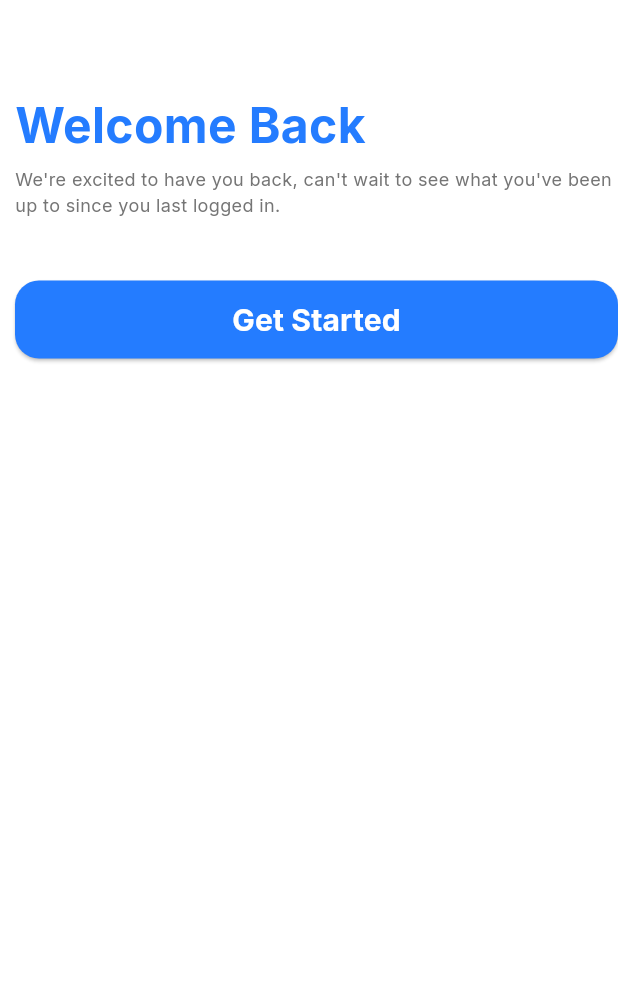
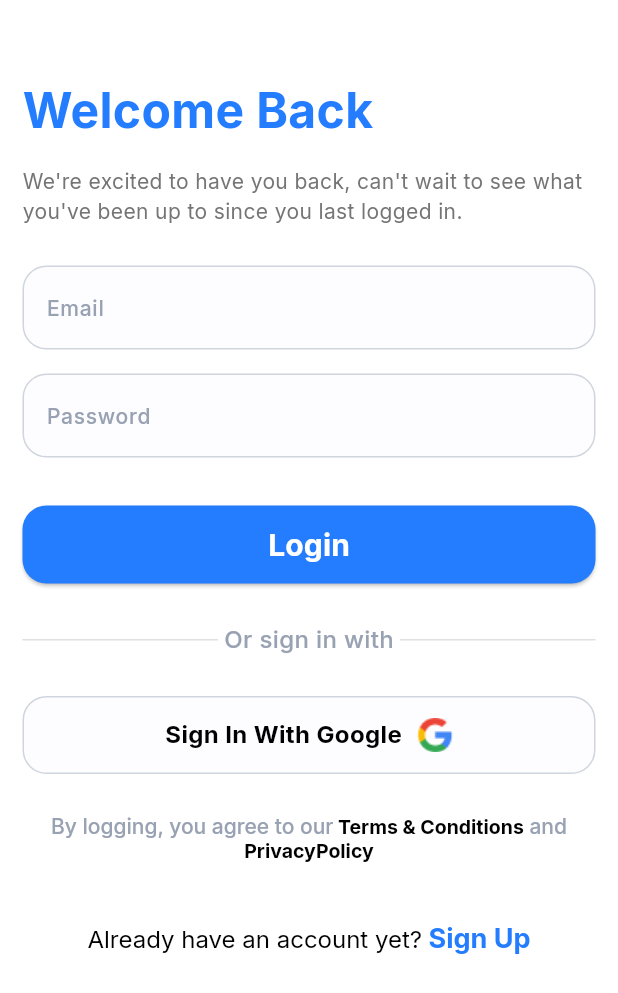
Before and after one commit to AyaNasserEzat/doctor_appointment_app, a Flutter app: the screen it shows after launch, after a tap on "Get Started", on a phone screen of 412 x 824 dp. Shown: the top 993 px of the screen. Run offline on Flutter 3.47's test engine with Material 3 defaults, Android fonts, the phone set to English and light mode, and no system bars; our stand-ins replace flutter_svg.

Commit message:
feat(ui):add login screen

```diff
--- a/lib/core/utils/app_colors.dart
+++ b/lib/core/utils/app_colors.dart
@@ -36,7 +36,8 @@ class AppColors {
 
   //  Neutrals (UI & Borders)
   static const Color border = Color(0xFFD0D5DD);
-  static const Color divider = Color(0xFFEAECF0);
+  static const Color divider = Color(0xFFE0E0E0);
+  static const Color textfieldfillColor = Color(0xffFDFDFF);
   static const Color card = Color(0xFFF2F4F7);
   static const Color shadow = Color(0xFFB2B2B2);
 }
--- a/lib/core/utils/app_images.dart
+++ b/lib/core/utils/app_images.dart
@@ -2,4 +2,5 @@ class AppImages {
   static const String appLogo="assets/svgs/docdoc_logo.svg";
   static const String appLogoLowOpcity="assets/svgs/docdoc_logo_low_opacity.svg";
   static const String onBordinDoctor="assets/images/onboarding_doctor.png";
+  static const String googlIcon="assets/images/googl_icon.png";
 }
--- a/lib/core/utils/app_strings.dart
+++ b/lib/core/utils/app_strings.dart
@@ -6,17 +6,21 @@ class AppStrings {
 
   static const String getStarted = "Get Started";
   static const String welcomBack = "Welcome Back";
-  static const String login = "login";
+  static const String login = "Login";
   static const String loginSubTitle =
       "We're excited to have you back, can't wait to see what you've been up to since you last logged in.";
   static const String email = "Email";
   static const String password = "Password";
   static const String orSignWith = "Or sign in with";
-  static const String agreeTerms =
-      "By logging, you agree to our  Terms & Conditions and PrivacyPolicy.";
-  static const String aleardyHaveAnAccount = "Already have an account yet";
+  static const String agreeTerms = "By logging, you agree to our";
+  static const String termsAndCondition = "Terms & Conditions";
+  static const String and = "and";
+  static const String privacyPolicy = "PrivacyPolicy";
+  static const String aleardyHaveAnAccount = "Already have an account yet?";
   static const String signUp = "Sign Up";
   static const String createAccount = "Create Account";
   static const String sinUpSubTitle =
       "Sign up now and start exploring all that our app has to offer. We're excited to welcome you to our community!";
+
+  static const String signInWithGoogle = "Sign In With Google";
 }
--- a/lib/core/utils/app_text_styles.dart
+++ b/lib/core/utils/app_text_styles.dart
@@ -48,8 +48,15 @@ class AppTextStyles {
 
   static const TextStyle interRegular14 = TextStyle(
     fontFamily: 'Inter',
+    color: AppColors.textgrey,
     fontWeight: FontWeight.w400,
     fontSize: 14,
+  );
+   static const TextStyle interRegular16 = TextStyle(
+    fontFamily: 'Inter',
+    color: AppColors.black,
+    fontWeight: FontWeight.w400,
+    fontSize: 16,
   );
 
   static const TextStyle interMedium12 = TextStyle(
@@ -60,6 +67,7 @@ class AppTextStyles {
 
   static const TextStyle interMedium14 = TextStyle(
     fontFamily: 'Inter',
+    color: AppColors.textMuted,
     fontWeight: FontWeight.w500,
     fontSize: 14,
   );
@@ -73,11 +81,13 @@ class AppTextStyles {
   static const TextStyle interBold14 = TextStyle(
     fontFamily: 'Inter',
     fontWeight: FontWeight.w700,
-    fontSize: 14,
+    color: AppColors.black,
+    fontSize: 13,
   );
 
   static const TextStyle interBold16 = TextStyle(
     fontFamily: 'Inter',
+    color: AppColors.black,
     fontWeight: FontWeight.w700,
     fontSize: 16,
   );
@@ -85,17 +95,20 @@ class AppTextStyles {
   static const TextStyle interMedium16 = TextStyle(
     fontFamily: 'Inter',
     fontWeight: FontWeight.w500,
+    color: AppColors.textMuted,
     fontSize: 16,
   );
 
   static const TextStyle interBold18 = TextStyle(
     fontFamily: 'Inter',
+    color: AppColors.blue,
     fontWeight: FontWeight.w700,
     fontSize: 18,
   );
 
   static const TextStyle interMedium18 = TextStyle(
     fontFamily: 'Inter',
+    color: AppColors.textMuted,
     fontWeight: FontWeight.w500,
     fontSize: 18,
   );
@@ -120,6 +133,7 @@ class AppTextStyles {
 
   static const TextStyle interMedium20 = TextStyle(
     fontFamily: 'Inter',
+    color: AppColors.textMuted,
     fontWeight: FontWeight.w500,
     fontSize: 20,
   );
@@ -133,11 +147,13 @@ class AppTextStyles {
   static const TextStyle interSemiBold14 = TextStyle(
     fontFamily: 'Inter',
     fontWeight: FontWeight.w600,
+    color: AppColors.textMuted,
     fontSize: 14,
   );
 
   static const TextStyle interSemiBold16 = TextStyle(
     fontFamily: 'Inter',
+    color: AppColors.textMuted,
     fontWeight: FontWeight.w600,
     fontSize: 16,
   );
--- /dev/null
+++ b/lib/core/widgets/custom_text_form_field.dart
@@ -0,0 +1,27 @@
+import 'package:doctor_appointment/core/utils/app_colors.dart';
+import 'package:doctor_appointment/core/utils/app_text_styles.dart';
+import 'package:flutter/material.dart';
+
+class CustomTextFormField extends StatelessWidget {
+  const CustomTextFormField({super.key, required this.hintText});
+  final String hintText;
+  @override
+  Widget build(BuildContext context) {
+    return TextFormField(
+      decoration: InputDecoration(
+        hintText: hintText,
+        hintStyle: AppTextStyles.interMedium14,
+        filled: true,
+        fillColor: AppColors.textfieldfillColor,
+        enabledBorder: OutlineInputBorder(
+          borderRadius: BorderRadius.circular(16),
+          borderSide: BorderSide(color: AppColors.border, width: 1),
+        ),
+        focusedBorder: OutlineInputBorder(
+          borderRadius: BorderRadius.circular(16),
+          borderSide: BorderSide(color: AppColors.border, width: 1),
+        ),
+      ),
+    );
+  }
+}
--- a/lib/feature/login/prsentation/screens/login_screen.dart
+++ b/lib/feature/login/prsentation/screens/login_screen.dart
@@ -1,8 +1,10 @@
-import 'package:doctor_appointment/core/helper/extension.dart';
-import 'package:doctor_appointment/core/routing/routes.dart';
 import 'package:doctor_appointment/core/utils/app_strings.dart';
 import 'package:doctor_appointment/core/utils/app_text_styles.dart';
-import 'package:doctor_appointment/core/widgets/button.dart';
+import 'package:doctor_appointment/feature/login/prsentation/screens/widgets/agree_terms_and_condition.dart';
+import 'package:doctor_appointment/feature/login/prsentation/screens/widgets/aleardy_have_an_account_widget.dart';
+import 'package:doctor_appointment/feature/login/prsentation/screens/widgets/login_form.dart';
+import 'package:doctor_appointment/feature/login/prsentation/screens/widgets/or_sign_in_with.dart';
+import 'package:doctor_appointment/feature/login/prsentation/screens/widgets/sign_in_with_google_widget.dart';
 import 'package:flutter/material.dart';
 
 class LoginScreen extends StatelessWidget {
@@ -10,27 +12,31 @@ class LoginScreen extends StatelessWidget {
 
   @override
   Widget build(BuildContext context) {
-     return SafeArea(
+    return SafeArea(
       child: Scaffold(
         body: SingleChildScrollView(
           child: Padding(
-            padding: EdgeInsets.only(top: 60, bottom: 24,left: 10,),
+            padding: EdgeInsets.only(top: 50, bottom: 24, left: 15, right: 15),
             child: Column(
               crossAxisAlignment: CrossAxisAlignment.start,
               spacing: 5,
               children: [
-               Text(AppStrings.welcomBack,style: AppTextStyles.interBold32,),
-               Text(AppStrings.loginSubTitle,style: AppTextStyles.interRegular12,),
-                SizedBox(height: 32,),
-
-
-
-                Button(
-                  text: AppStrings.getStarted,
-                  onPressed: () {
-                    context.pushNamed(Routes.loginScreen);
-                  },
+                Text(AppStrings.welcomBack, style: AppTextStyles.interBold32),
+                SizedBox(height: 5),
+                Text(
+                  AppStrings.loginSubTitle,
+                  style: AppTextStyles.interRegular14,
                 ),
+                SizedBox(height: 16),
+                LoginForm(),
+                SizedBox(height: 16),
+                OrSignInWithRow(),
+                SizedBox(height: 16),
+                SignInWithGoogleWidget(),
+                SizedBox(height: 16),
+                AgreeTermsAndCondtionWidget(),
+                SizedBox(height: 30),
+                AleardyHaveAnAccountWidget()
               ],
             ),
           ),
--- /dev/null
+++ b/lib/feature/login/prsentation/screens/widgets/agree_terms_and_condition.dart
@@ -0,0 +1,36 @@
+import 'package:doctor_appointment/core/utils/app_strings.dart';
+import 'package:doctor_appointment/core/utils/app_text_styles.dart';
+import 'package:flutter/gestures.dart';
+import 'package:flutter/material.dart';
+
+class AgreeTermsAndCondtionWidget extends StatelessWidget {
+  const AgreeTermsAndCondtionWidget({super.key});
+
+  @override
+  Widget build(BuildContext context) {
+    return RichText(
+      textAlign: TextAlign.center,
+      text: TextSpan(
+        text: AppStrings.agreeTerms,
+        style: AppTextStyles.interMedium14,
+        children: [
+          TextSpan(
+            text: ' ${AppStrings.termsAndCondition}',
+            style: AppTextStyles.interBold14,
+            recognizer: TapGestureRecognizer()..onTap = () {},
+          ),
+          TextSpan(
+            text: ' ${AppStrings.and}',
+            style: AppTextStyles.interMedium14,
+            recognizer: TapGestureRecognizer()..onTap = () {},
+          ),
+          TextSpan(
+            text: ' ${AppStrings.privacyPolicy}',
+            style: AppTextStyles.interBold14,
+            recognizer: TapGestureRecognizer()..onTap = () {},
+          ),
+        ],
+      ),
+    );
+  }
+}
--- /dev/null
+++ b/lib/feature/login/prsentation/screens/widgets/aleardy_have_an_account_widget.dart
@@ -0,0 +1,28 @@
+import 'package:doctor_appointment/core/utils/app_strings.dart';
+import 'package:doctor_appointment/core/utils/app_text_styles.dart';
+import 'package:flutter/gestures.dart';
+import 'package:flutter/material.dart';
+
+class AleardyHaveAnAccountWidget extends StatelessWidget {
+  const AleardyHaveAnAccountWidget({super.key});
+
+  @override
+  Widget build(BuildContext context) {
+    return Center(
+      child: RichText(
+        textAlign: TextAlign.center,
+        text: TextSpan(
+          text: AppStrings.aleardyHaveAnAccount,
+          style: AppTextStyles.interRegular16,
+          children: [
+            TextSpan(
+              text: ' ${AppStrings.signUp}',
+              style: AppTextStyles.interBold18,
+              recognizer: TapGestureRecognizer()..onTap = () {},
+            ),
+          ],
+        ),
+      ),
+    );
+  }
+}
--- /dev/null
+++ b/lib/feature/login/prsentation/screens/widgets/login_form.dart
@@ -0,0 +1,30 @@
+import 'package:doctor_appointment/core/helper/extension.dart';
+import 'package:doctor_appointment/core/routing/routes.dart';
+import 'package:doctor_appointment/core/utils/app_strings.dart';
+import 'package:doctor_appointment/core/widgets/button.dart';
+import 'package:doctor_appointment/core/widgets/custom_text_form_field.dart';
+import 'package:flutter/widgets.dart';
+
+class LoginForm extends StatelessWidget {
+  const LoginForm({
+    super.key,
+  });
+
+  @override
+  Widget build(BuildContext context) {
+    return Column(
+      children: [
+        CustomTextFormField(hintText: AppStrings.email),
+        SizedBox(height: 16),
+        CustomTextFormField(hintText: AppStrings.password),
+        SizedBox(height: 32),
+        Button(
+          text: AppStrings.login,
+          onPressed: () {
+            context.pushNamed(Routes.loginScreen);
+          },
+        ),
+      ],
+    );
+  }
+}
--- /dev/null
+++ b/lib/feature/login/prsentation/screens/widgets/or_sign_in_with.dart
@@ -0,0 +1,22 @@
+import 'package:doctor_appointment/core/utils/app_colors.dart';
+import 'package:doctor_appointment/core/utils/app_strings.dart';
+import 'package:doctor_appointment/core/utils/app_text_styles.dart';
+import 'package:flutter/material.dart';
+
+class OrSignInWithRow extends StatelessWidget {
+  const OrSignInWithRow({
+    super.key,
+  });
+
+  @override
+  Widget build(BuildContext context) {
+    return Row(
+      spacing: 4,
+      children: [
+        Expanded(child: Divider(color: AppColors.divider)),
+        Text(AppStrings.orSignWith,style: AppTextStyles.interMedium16,),
+       Expanded(child: Divider(color: AppColors.divider)),
+      ],
+    );
+  }
+}
--- /dev/null
+++ b/lib/feature/login/prsentation/screens/widgets/sign_in_with_google_widget.dart
@@ -0,0 +1,32 @@
+import 'package:doctor_appointment/core/utils/app_colors.dart';
+import 'package:doctor_appointment/core/utils/app_images.dart';
+import 'package:doctor_appointment/core/utils/app_strings.dart';
+import 'package:doctor_appointment/core/utils/app_text_styles.dart';
+import 'package:flutter/material.dart';
+
+class SignInWithGoogleWidget extends StatelessWidget {
+  const SignInWithGoogleWidget({super.key});
+
+  @override
+  Widget build(BuildContext context) {
+    return GestureDetector(
+      onTap: () {},
+      child: Container(
+        height: 52,
+        decoration: BoxDecoration(
+          borderRadius: BorderRadius.circular(16),
+          color: AppColors.textfieldfillColor,
+          border: Border.all(color: AppColors.border),
+        ),
+        child: Row(
+          mainAxisAlignment: MainAxisAlignment.center,
+          spacing: 10,
+          children: [
+            Text(AppStrings.signInWithGoogle, style: AppTextStyles.interBold16),
+            Image.asset(AppImages.googlIcon),
+          ],
+        ),
+      ),
+    );
+  }
+}
```
Also changed, not shown: assets/images/googl_icon.png (added).
